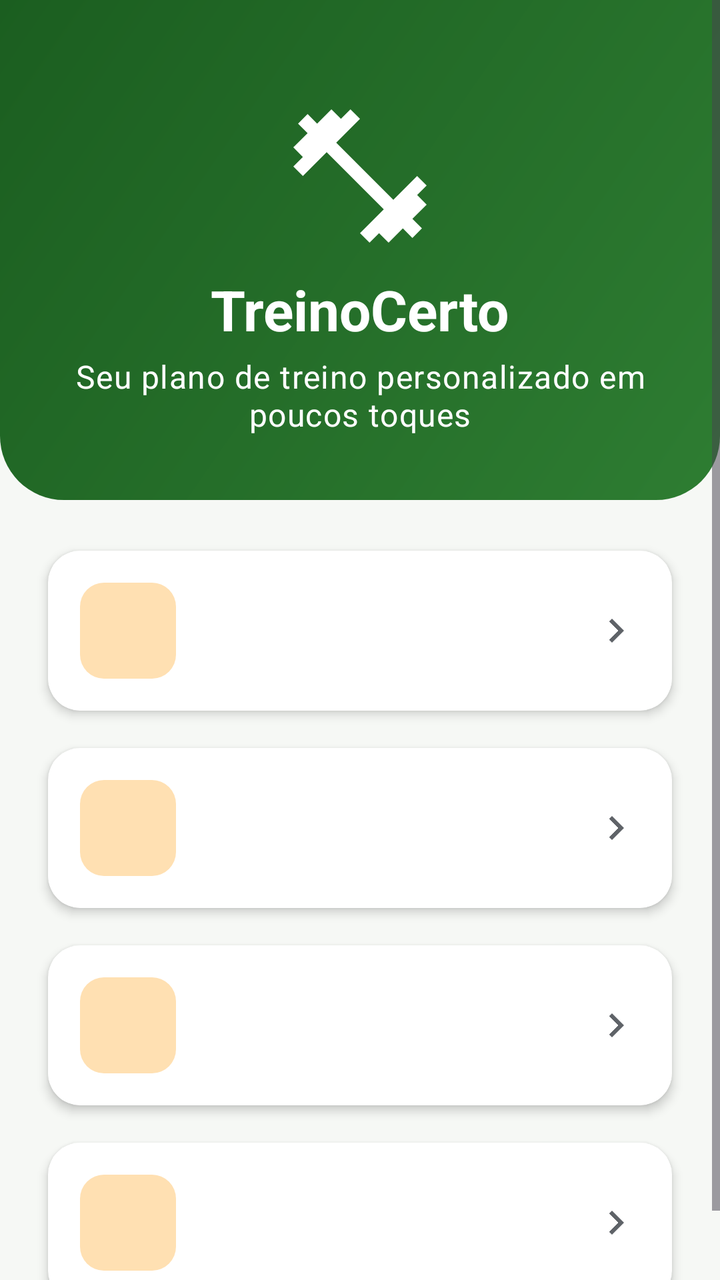
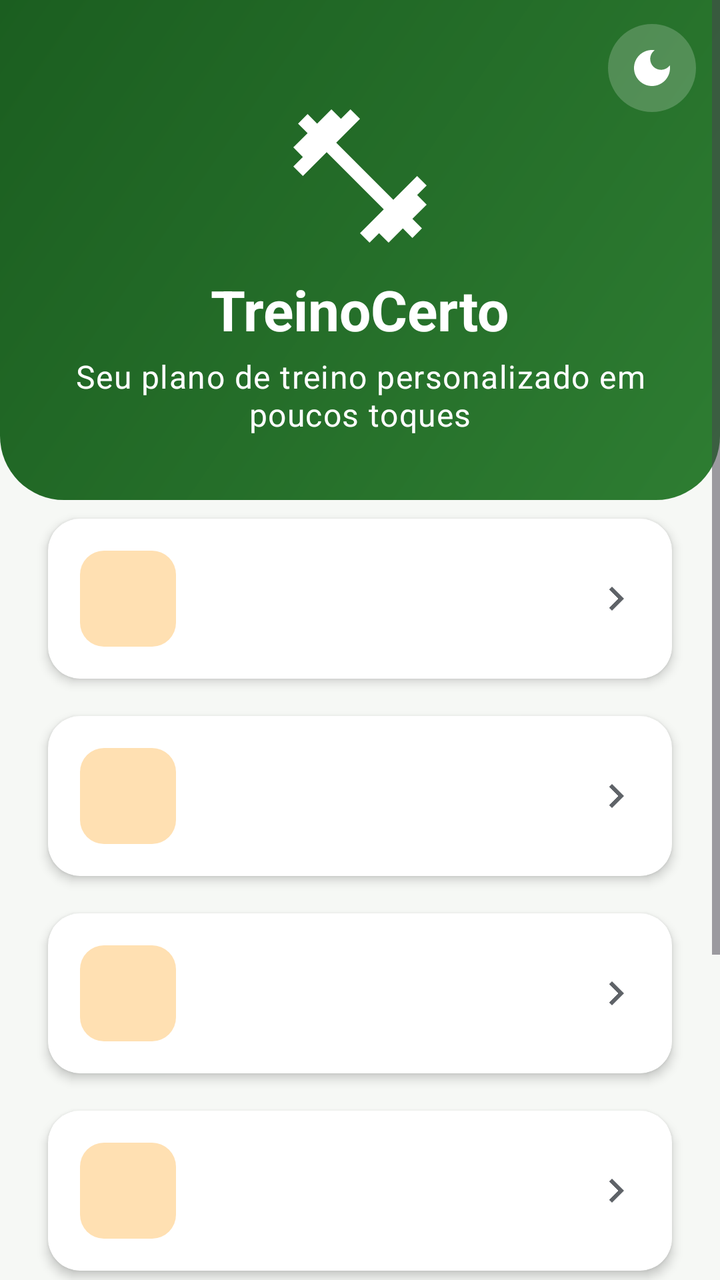

Screens rendered from an Android XML layout before and after an edit, with the pre-edit source and the edit as a unified diff.
<!-- AndroidManifest.xml: application theme Theme.TreinoCerto -->
<!-- res/layout/activity_main.xml -->
<?xml version="1.0" encoding="utf-8"?>
<ScrollView xmlns:android="http://schemas.android.com/apk/res/android"
    xmlns:app="http://schemas.android.com/apk/res-auto"
    android:layout_width="match_parent"
    android:layout_height="match_parent"
    android:background="?android:attr/colorBackground"
    android:fillViewport="true">

    <LinearLayout
        android:layout_width="match_parent"
        android:layout_height="wrap_content"
        android:orientation="vertical">

        
        <LinearLayout
            android:layout_width="match_parent"
            android:layout_height="wrap_content"
            android:background="@drawable/fundo_cabecalho"
            android:gravity="center_horizontal"
            android:orientation="vertical"
            android:paddingTop="48dp"
            android:paddingBottom="32dp">

            <ImageView
                android:layout_width="80dp"
                android:layout_height="80dp"
                android:contentDescription="@string/app_name"
                android:src="@drawable/ic_haltere"
                app:tint="@color/branco" />

            <TextView
                android:layout_width="wrap_content"
                android:layout_height="wrap_content"
                android:layout_marginTop="@dimen/espaco_pequeno"
                android:text="@string/app_name"
                android:textAppearance="@style/TextAppearance.Material3.HeadlineMedium"
                android:textColor="@color/branco"
                android:textStyle="bold" />

            <TextView
                android:id="@+id/txtSaudacao"
                android:layout_width="wrap_content"
                android:layout_height="wrap_content"
                android:layout_marginHorizontal="@dimen/margem_tela"
                android:layout_marginTop="4dp"
                android:gravity="center"
                android:text="@string/slogan"
                android:textAppearance="@style/TextAppearance.Material3.BodyLarge"
                android:textColor="@color/branco" />
        </LinearLayout>

        
        <LinearLayout
            android:layout_width="match_parent"
            android:layout_height="wrap_content"
            android:orientation="vertical"
            android:padding="@dimen/espaco_medio">

            <include
                android:id="@+id/menuNovaAvaliacao"
                layout="@layout/item_menu_home" />

            <include
                android:id="@+id/menuHistorico"
                layout="@layout/item_menu_home" />

            <include
                android:id="@+id/menuPerfil"
                layout="@layout/item_menu_home" />

            <include
                android:id="@+id/menuSobre"
                layout="@layout/item_menu_home" />
        </LinearLayout>
    </LinearLayout>
</ScrollView>
<!-- res/layout/item_menu_home.xml (included above) -->
<?xml version="1.0" encoding="utf-8"?>
<androidx.cardview.widget.CardView xmlns:android="http://schemas.android.com/apk/res/android"
    xmlns:app="http://schemas.android.com/apk/res-auto"
    style="@style/Cartao"
    android:layout_width="match_parent"
    android:layout_height="wrap_content"
    android:clickable="true"
    android:focusable="true"
    android:foreground="?attr/selectableItemBackground">

    <LinearLayout
        android:layout_width="match_parent"
        android:layout_height="wrap_content"
        android:gravity="center_vertical"
        android:orientation="horizontal">

        <ImageView
            android:id="@+id/imgIcone"
            android:layout_width="48dp"
            android:layout_height="48dp"
            android:background="@drawable/fundo_chip"
            android:importantForAccessibility="no"
            android:padding="10dp"
            app:tint="@color/laranja" />

        <LinearLayout
            android:layout_width="0dp"
            android:layout_height="wrap_content"
            android:layout_marginStart="@dimen/espaco_medio"
            android:layout_weight="1"
            android:orientation="vertical">

            <TextView
                android:id="@+id/txtTitulo"
                android:layout_width="wrap_content"
                android:layout_height="wrap_content"
                android:textAppearance="@style/Texto.Corpo"
                android:textStyle="bold" />

            <TextView
                android:id="@+id/txtDescricao"
                android:layout_width="wrap_content"
                android:layout_height="wrap_content"
                android:textAppearance="@style/Texto.Secundario" />
        </LinearLayout>

        <ImageView
            android:layout_width="24dp"
            android:layout_height="24dp"
            android:importantForAccessibility="no"
            android:src="@drawable/ic_seta_direita"
            app:tint="@color/texto_secundario" />
    </LinearLayout>
</androidx.cardview.widget.CardView>
<!-- resources referenced by this layout -->
<resources>
  <color name="branco">#FFFFFF</color>
  <color name="laranja">#F57C00</color>
  <color name="texto_secundario">#5F6368</color>
  <dimen name="espaco_medio">16dp</dimen>
  <dimen name="espaco_pequeno">8dp</dimen>
  <dimen name="margem_tela">20dp</dimen>
  <!-- drawable fundo_chip (drawable) -->
  <?xml version="1.0" encoding="utf-8"?>
  <shape xmlns:android="http://schemas.android.com/apk/res/android">
      <solid android:color="@color/laranja_claro" />
      <corners android:radius="12dp" />
  </shape>
  <string name="app_name">TreinoCerto</string>
  <string name="slogan">Seu plano de treino personalizado em poucos toques</string>
  <style name="Texto.Corpo" parent="TextAppearance.Material3.BodyLarge">
          <item name="android:textColor">@color/texto_primario</item>
      </style>
  <style name="Texto.Secundario" parent="TextAppearance.Material3.BodyMedium">
          <item name="android:textColor">@color/texto_secundario</item>
      </style>
  <color name="verde_primario">#2E7D32</color>
  <color name="verde_escuro">#1B5E20</color>
  <color name="laranja_claro">#FFE0B2</color>
  <color name="superficie">#FFFFFF</color>
  <color name="texto_primario">#1C1B1F</color>
  <color name="verde_claro">#C8E6C9</color>
  <color name="fundo">#F6F8F5</color>
  <color name="erro">#C62828</color>
  <style name="TextAppearance.TreinoCerto.ActionBarTitle" parent="TextAppearance.Material3.TitleLarge">
          <item name="android:textColor">@color/branco</item>
      </style>
  <!-- unchanged entries left out for length: 6 -->
</resources>

<!-- the commit's change to res/layout/activity_main.xml (unified diff, before → after) -->
@@ -12,52 +12,132 @@
         android:orientation="vertical">
 
         
-        <LinearLayout
+        <FrameLayout
             android:layout_width="match_parent"
             android:layout_height="wrap_content"
-            android:background="@drawable/fundo_cabecalho"
-            android:gravity="center_horizontal"
-            android:orientation="vertical"
-            android:paddingTop="48dp"
-            android:paddingBottom="32dp">
-
-            <ImageView
-                android:layout_width="80dp"
-                android:layout_height="80dp"
-                android:contentDescription="@string/app_name"
-                android:src="@drawable/ic_haltere"
+            android:background="@drawable/fundo_cabecalho">
+
+            <ImageButton
+                android:id="@+id/btnTema"
+                android:layout_width="44dp"
+                android:layout_height="44dp"
+                android:layout_gravity="top|end"
+                android:layout_margin="12dp"
+                android:background="@drawable/fundo_circulo_claro"
+                android:contentDescription="@string/tema_alternar"
+                android:padding="10dp"
+                android:src="@drawable/ic_tema_escuro"
                 app:tint="@color/branco" />
 
-            <TextView
-                android:layout_width="wrap_content"
-                android:layout_height="wrap_content"
-                android:layout_marginTop="@dimen/espaco_pequeno"
-                android:text="@string/app_name"
-                android:textAppearance="@style/TextAppearance.Material3.HeadlineMedium"
-                android:textColor="@color/branco"
-                android:textStyle="bold" />
-
-            <TextView
-                android:id="@+id/txtSaudacao"
-                android:layout_width="wrap_content"
-                android:layout_height="wrap_content"
-                android:layout_marginHorizontal="@dimen/margem_tela"
-                android:layout_marginTop="4dp"
-                android:gravity="center"
-                android:text="@string/slogan"
-                android:textAppearance="@style/TextAppearance.Material3.BodyLarge"
-                android:textColor="@color/branco" />
-        </LinearLayout>
+            <LinearLayout
+                android:layout_width="match_parent"
+                android:layout_height="wrap_content"
+                android:gravity="center_horizontal"
+                android:orientation="vertical"
+                android:paddingTop="48dp"
+                android:paddingBottom="32dp">
+
+                <ImageView
+                    android:layout_width="80dp"
+                    android:layout_height="80dp"
+                    android:contentDescription="@string/app_name"
+                    android:src="@drawable/ic_haltere"
+                    app:tint="@color/branco" />
+
+                <TextView
+                    android:layout_width="wrap_content"
+                    android:layout_height="wrap_content"
+                    android:layout_marginTop="@dimen/espaco_pequeno"
+                    android:text="@string/app_name"
+                    android:textAppearance="@style/TextAppearance.Material3.HeadlineMedium"
+                    android:textColor="@color/branco"
+                    android:textStyle="bold" />
+
+                <TextView
+                    android:id="@+id/txtSaudacao"
+                    android:layout_width="wrap_content"
+                    android:layout_height="wrap_content"
+                    android:layout_marginHorizontal="@dimen/margem_tela"
+                    android:layout_marginTop="4dp"
+                    android:gravity="center"
+                    android:text="@string/slogan"
+                    android:textAppearance="@style/TextAppearance.Material3.BodyLarge"
+                    android:textColor="@color/branco" />
+            </LinearLayout>
+        </FrameLayout>
+
+        
+        <androidx.cardview.widget.CardView
+            android:id="@+id/cardResumo"
+            style="@style/Cartao"
+            android:layout_width="match_parent"
+            android:layout_height="wrap_content"
+            android:layout_marginHorizontal="@dimen/espaco_medio"
+            android:layout_marginTop="@dimen/espaco_medio"
+            android:clickable="true"
+            android:focusable="true"
+            android:foreground="?attr/selectableItemBackground"
+            android:visibility="gone">
+
+            <LinearLayout
+                android:layout_width="match_parent"
+                android:layout_height="wrap_content"
+                android:orientation="vertical">
+
+                <TextView
+                    android:layout_width="wrap_content"
+                    android:layout_height="wrap_content"
+                    android:text="@string/home_hoje"
+                    android:textAppearance="@style/Texto.Secao" />
+
+                <TextView
+                    android:id="@+id/txtKcalHoje"
+                    android:layout_width="wrap_content"
+                    android:layout_height="wrap_content"
+                    android:layout_marginTop="@dimen/espaco_pequeno"
+                    android:drawablePadding="6dp"
+                    android:textAppearance="@style/Texto.Corpo"
+                    android:textStyle="bold"
+                    app:drawableStartCompat="@drawable/ic_fogo"
+                    app:drawableTint="@color/laranja" />
+
+                <ProgressBar
+                    android:id="@+id/barraKcalHoje"
+                    style="?android:attr/progressBarStyleHorizontal"
+                    android:layout_width="match_parent"
+                    android:layout_height="10dp"
+                    android:layout_marginTop="6dp" />
+
+                <TextView
+                    android:id="@+id/txtUltimoPeso"
+                    android:layout_width="wrap_content"
+                    android:layout_height="wrap_content"
+                    android:layout_marginTop="@dimen/espaco_pequeno"
+                    android:drawablePadding="6dp"
+                    android:textAppearance="@style/Texto.Secundario"
+                    app:drawableStartCompat="@drawable/ic_balanca"
+                    app:drawableTint="@color/verde_primario" />
+            </LinearLayout>
+        </androidx.cardview.widget.CardView>
 
         
         <LinearLayout
             android:layout_width="match_parent"
             android:layout_height="wrap_content"
             android:orientation="vertical"
-            android:padding="@dimen/espaco_medio">
+            android:paddingHorizontal="@dimen/espaco_medio"
+            android:paddingBottom="@dimen/espaco_medio">
 
             <include
                 android:id="@+id/menuNovaAvaliacao"
+                layout="@layout/item_menu_home" />
+
+            <include
+                android:id="@+id/menuDiario"
+                layout="@layout/item_menu_home" />
+
+            <include
+                android:id="@+id/menuPeso"
                 layout="@layout/item_menu_home" />
 
             <include
<!-- resource entries referenced after the edit -->
@@ -12,10 +12,56 @@
       <solid android:color="@color/laranja_claro" />
       <corners android:radius="12dp" />
   </shape>
+  <!-- drawable fundo_circulo_claro (drawable) -->
+  <?xml version="1.0" encoding="utf-8"?>
+  <shape xmlns:android="http://schemas.android.com/apk/res/android" android:shape="oval">
+      <solid android:color="#33FFFFFF" />
+  </shape>
+  <!-- drawable ic_balanca (drawable) -->
+  <vector xmlns:android="http://schemas.android.com/apk/res/android"
+      android:width="24dp"
+      android:height="24dp"
+      android:viewportWidth="24"
+      android:viewportHeight="24"
+      android:tint="?attr/colorControlNormal">
+      <path
+          android:fillColor="@android:color/white"
+          android:fillType="evenOdd"
+          android:pathData="M5,3h14a2,2 0,0 1,2 2v14a2,2 0,0 1,-2 2H5a2,2 0,0 1,-2 -2V5a2,2 0,0 1,2 -2zM12,6.5a5,5 0,0 0,-5 5h2a3,3 0,0 1,6 0h2a5,5 0,0 0,-5 -5zM11.2,11.2l2.6,-3.2 0.9,0.7 -2.6,3.2z" />
+  </vector>
+  <!-- drawable ic_fogo (drawable) -->
+  <vector xmlns:android="http://schemas.android.com/apk/res/android"
+      android:width="24dp"
+      android:height="24dp"
+      android:viewportWidth="24"
+      android:viewportHeight="24"
+      android:tint="?attr/colorControlNormal">
+      <path
+          android:fillColor="@android:color/white"
+          android:pathData="M13.5,0.67s0.74,2.65 0.74,4.8c0,2.06 -1.35,3.73 -3.41,3.73 -2.07,0 -3.63,-1.67 -3.63,-3.73l0.03,-0.36C5.21,7.51 4,10.62 4,14c0,4.42 3.58,8 8,8s8,-3.58 8,-8C20,8.61 17.41,3.8 13.5,0.67zM11.71,19c-1.78,0 -3.22,-1.4 -3.22,-3.14 0,-1.62 1.05,-2.76 2.81,-3.12 1.77,-0.36 3.6,-1.21 4.62,-2.58 0.39,1.29 0.59,2.65 0.59,4.04 0,2.65 -2.15,4.8 -4.8,4.8z" />
+  </vector>
+  <!-- drawable ic_tema_escuro (drawable) -->
+  <vector xmlns:android="http://schemas.android.com/apk/res/android"
+      android:width="24dp"
+      android:height="24dp"
+      android:viewportWidth="24"
+      android:viewportHeight="24"
+      android:tint="?attr/colorControlNormal">
+      <path
+          android:fillColor="@android:color/white"
+          android:fillType="evenOdd"
+          android:pathData="M12,3c-4.97,0 -9,4.03 -9,9s4.03,9 9,9 9,-4.03 9,-9c0,-0.46 -0.04,-0.92 -0.1,-1.36 -0.98,1.37 -2.58,2.26 -4.4,2.26 -2.98,0 -5.4,-2.42 -5.4,-5.4 0,-1.81 0.89,-3.42 2.26,-4.4C12.92,3.04 12.46,3 12,3z" />
+  </vector>
   <string name="app_name">TreinoCerto</string>
+  <string name="home_hoje">Resumo de hoje</string>
   <string name="slogan">Seu plano de treino personalizado em poucos toques</string>
+  <string name="tema_alternar">Alternar tema claro/escuro</string>
   <style name="Texto.Corpo" parent="TextAppearance.Material3.BodyLarge">
           <item name="android:textColor">@color/texto_primario</item>
+      </style>
+  <style name="Texto.Secao" parent="TextAppearance.Material3.TitleMedium">
+          <item name="android:textColor">@color/verde_primario</item>
+          <item name="android:textStyle">bold</item>
       </style>
   <style name="Texto.Secundario" parent="TextAppearance.Material3.BodyMedium">
           <item name="android:textColor">@color/texto_secundario</item>
